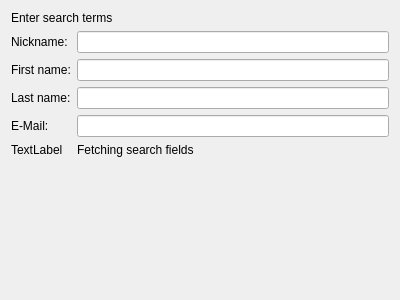
Old version of the form Swift/QtUI/UserSearch/QtUserSearchFieldsPage.ui in the repository swift/swift.
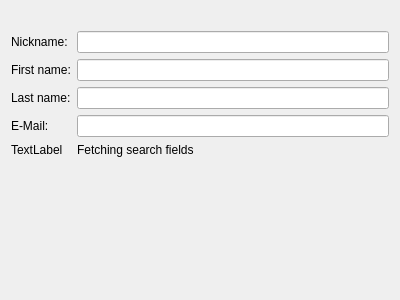
New version of the form.

Commit message:
Show form instructions for user search.
Resolves: #732

```diff
--- a/Swift/QtUI/UserSearch/QtUserSearchFieldsPage.ui
+++ b/Swift/QtUI/UserSearch/QtUserSearchFieldsPage.ui
@@ -17,7 +17,7 @@
    <item row="0" column="0" colspan="2">
     <widget class="QLabel" name="label_4">
      <property name="text">
-      <string>Enter search terms</string>
+      <string/>
      </property>
     </widget>
    </item>
```
Left out of the diff: 2 changed lines with no effect on the pictures. The commit also changes 1 other file.
